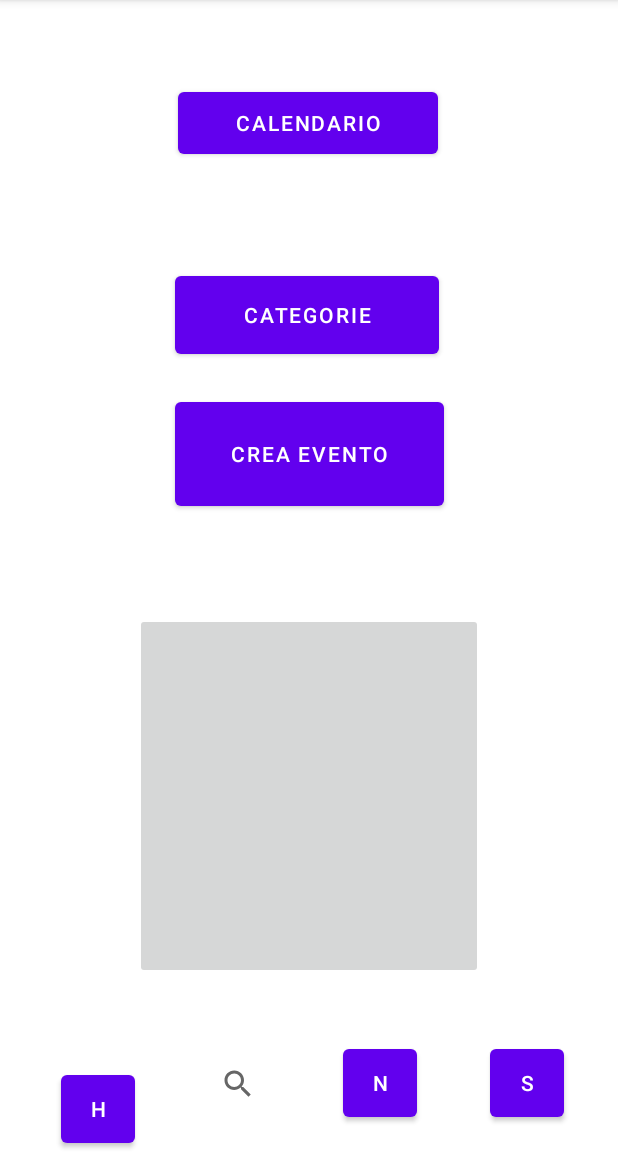
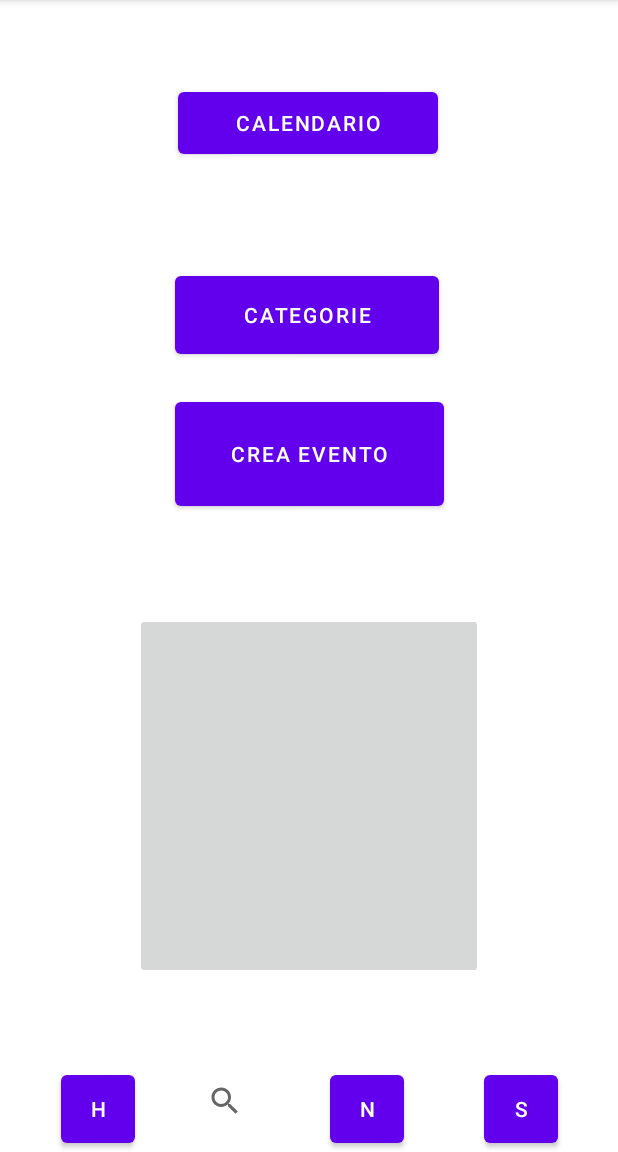
Before and after one commit to sturconi/gestione_eventi, an Android app: the Home screen opened directly, with no data from a screen before it, on a phone screen of 412 x 824 dp, the part 84-1236 px from its top. Run offline under Robolectric (Android 15) with nearby library versions, the phone set to English and light mode, and no system bars.

Commit message:
Corretti MEGAERRORI nel login e nella home
assegnati valori null a username e password nella home e corretti  errori che sdoppiavano le variabili username e login nel login

```diff
--- a/gestione_eventi_android/app/src/main/java/com/example/applicazionevera/Home.java
+++ b/gestione_eventi_android/app/src/main/java/com/example/applicazionevera/Home.java
@@ -18,7 +18,7 @@ public class Home extends AppCompatActivity {
         super.onCreate(savedInstanceState);
         setContentView(R.layout.activity_home);
 
-        Bundle datiLogin = getIntent().getExtras();
+       Bundle datiLogin = getIntent().getExtras();
         if(datiLogin != null) {
             username = datiLogin.getString("user");
             password = datiLogin.getString("pwd");
--- a/gestione_eventi_android/app/src/main/java/com/example/applicazionevera/Login.java
+++ b/gestione_eventi_android/app/src/main/java/com/example/applicazionevera/Login.java
@@ -15,8 +15,8 @@ public class Login extends AppCompatActivity {
     EditText userET = null;
     EditText passwordET = null;
 
-    String username =  null; //userET.getText().toString();
-    String password = null ; //passwordET.getText().toString();
+    String username =  null;
+    String password = null ;
 
 
     @Override
@@ -32,8 +32,8 @@ public class Login extends AppCompatActivity {
         button.setOnClickListener(new View.OnClickListener() {
             @Override
             public void onClick(View v) {
-                String username =  userET.getText().toString();
-                String password = passwordET.getText().toString();
+                 username =  userET.getText().toString();
+                 password = passwordET.getText().toString();
                 if (username.contains("@")) {
                 openHome();
 
--- a/gestione_eventi_android/app/src/main/res/layout/activity_home.xml
+++ b/gestione_eventi_android/app/src/main/res/layout/activity_home.xml
@@ -11,26 +11,22 @@
         android:id="@+id/toNotifications"
         android:layout_width="49dp"
         android:layout_height="57dp"
-        android:layout_marginTop="682dp"
-        android:layout_marginBottom="7dp"
         android:text="N"
         app:layout_constraintBottom_toBottomOf="parent"
         app:layout_constraintEnd_toStartOf="@+id/toSettings"
-        app:layout_constraintHorizontal_bias="0.478"
+        app:layout_constraintHorizontal_bias="0.459"
         app:layout_constraintStart_toEndOf="@+id/cerca"
         app:layout_constraintTop_toTopOf="parent"
-        app:layout_constraintVertical_bias="0.533" />
+        app:layout_constraintVertical_bias="1.0" />
 
     <Button
         android:id="@+id/toHome"
         android:layout_width="49dp"
         android:layout_height="57dp"
-        android:layout_marginTop="682dp"
-        android:layout_marginEnd="36dp"
         android:text="h"
         app:layout_constraintBottom_toBottomOf="parent"
-        app:layout_constraintEnd_toEndOf="parent"
-        app:layout_constraintHorizontal_bias="0.125"
+        app:layout_constraintEnd_toStartOf="@+id/cerca"
+        app:layout_constraintHorizontal_bias="0.532"
         app:layout_constraintStart_toStartOf="parent"
         app:layout_constraintTop_toTopOf="parent"
         app:layout_constraintVertical_bias="1.0" />
@@ -97,31 +93,27 @@
         android:id="@+id/toSettings"
         android:layout_width="49dp"
         android:layout_height="57dp"
-        android:layout_marginStart="333dp"
-        android:layout_marginTop="682dp"
         android:layout_marginEnd="36dp"
-        android:layout_marginBottom="7dp"
         android:text="S"
         app:layout_constraintBottom_toBottomOf="parent"
         app:layout_constraintEnd_toEndOf="parent"
-        app:layout_constraintHorizontal_bias="1.0"
-        app:layout_constraintStart_toStartOf="parent"
+        app:layout_constraintHorizontal_bias="0.973"
+        app:layout_constraintStart_toEndOf="@+id/cerca"
         app:layout_constraintTop_toTopOf="parent"
-        app:layout_constraintVertical_bias="0.533" />
+        app:layout_constraintVertical_bias="1.0" />
 
     <SearchView
         android:id="@+id/cerca"
-        android:layout_width="50dp"
-        android:layout_height="45dp"
+        android:layout_width="49dp"
+        android:layout_height="47dp"
         android:layout_marginStart="26dp"
         android:layout_marginTop="47dp"
-        android:layout_marginBottom="8dp"
         app:layout_constraintBottom_toBottomOf="parent"
         app:layout_constraintEnd_toEndOf="parent"
-        app:layout_constraintHorizontal_bias="0.077"
-        app:layout_constraintStart_toEndOf="@+id/toHome"
-        app:layout_constraintTop_toBottomOf="@+id/imageButton2"
-        app:layout_constraintVertical_bias="0.0" />
+        app:layout_constraintHorizontal_bias="0.297"
+        app:layout_constraintStart_toStartOf="parent"
+        app:layout_constraintTop_toTopOf="parent"
+        app:layout_constraintVertical_bias="0.984" />
 
 
 </androidx.constraintlayout.widget.ConstraintLayout>
```
